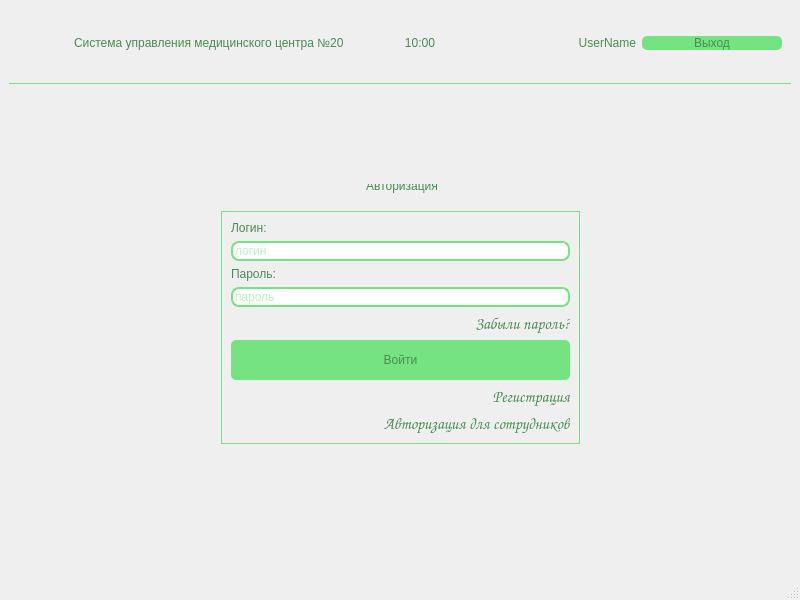
This is mainwindow.ui in AlexeyAleksandrov/CovidCenterDesktop as Qt 5 draws it before an edit. The edited form follows.
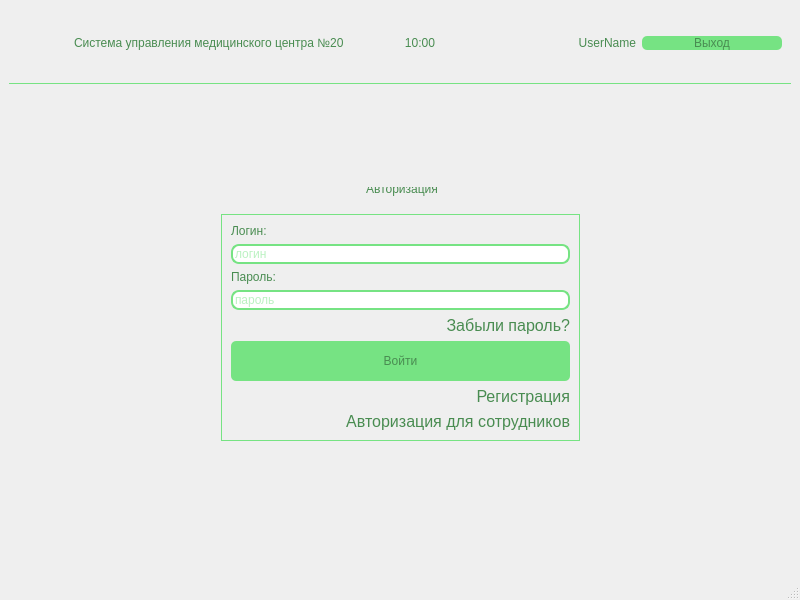
This is the edited form. Icons and pictures are not drawn.

Commit message: Сделаны переходы между экранами

Patch:
```diff
--- a/mainwindow.ui
+++ b/mainwindow.ui
@@ -12,7 +12,6 @@
   </property>
   <property name="font">
    <font>
-    <family>Comic Sans MS</family>
     <pointsize>18</pointsize>
    </font>
   </property>
@@ -488,9 +487,7 @@
             <widget class="QPushButton" name="pushButton_client_auth_move_to_registation">
              <property name="font">
               <font>
-               <family>Comic Sans MS</family>
                <pointsize>12</pointsize>
-               <weight>50</weight>
                <italic>false</italic>
                <bold>false</bold>
               </font>
@@ -522,9 +519,7 @@
             <widget class="QPushButton" name="pushButton_client_auth_forgot_password">
              <property name="font">
               <font>
-               <family>Comic Sans MS</family>
                <pointsize>12</pointsize>
-               <weight>50</weight>
                <italic>false</italic>
                <bold>false</bold>
               </font>
@@ -599,9 +594,7 @@
             <widget class="QPushButton" name="pushButton_client_auth_move_to_auth_for_members">
              <property name="font">
               <font>
-               <family>Comic Sans MS</family>
                <pointsize>12</pointsize>
-               <weight>50</weight>
                <italic>false</italic>
                <bold>false</bold>
               </font>
```
Left out of the diff: 12 changed lines with no effect on the pictures. The commit also changes 2 other files.
